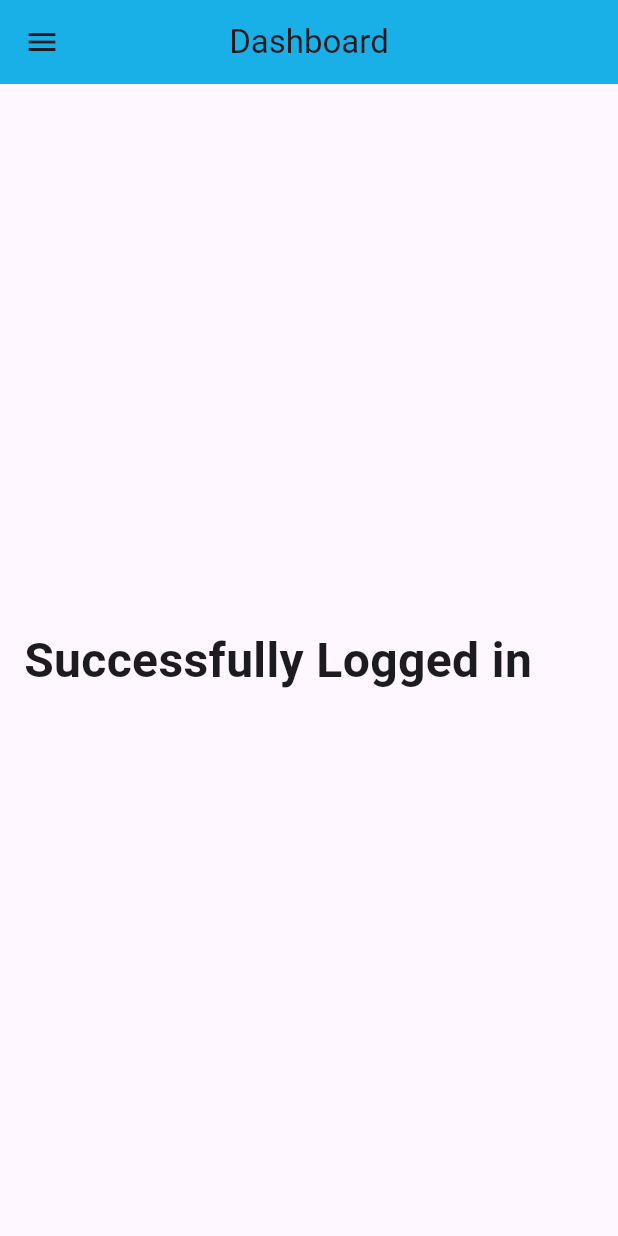
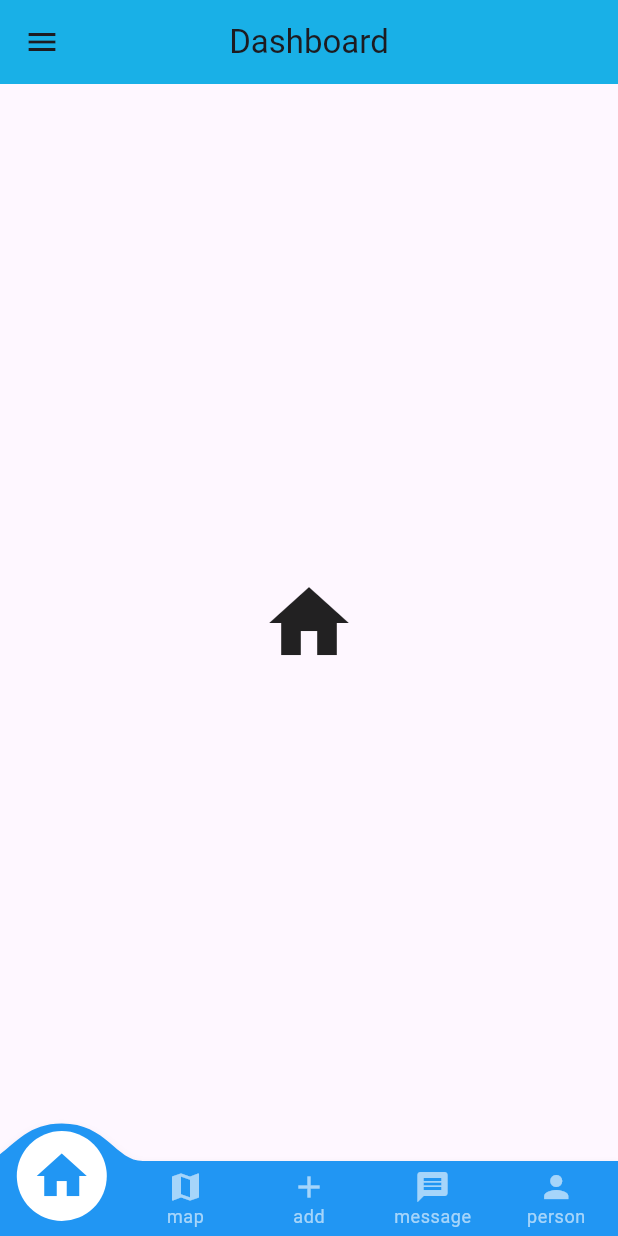
Before and after one commit to grgprarup/stationery_shop, a Flutter app: the HomeScreen screen opened directly with empty values, on a phone screen of 412 x 824 dp. Run offline on Flutter 3.47's test engine with Material 3 defaults, Android fonts, the light colour scheme and no system bars; our stand-ins replace shared_preferences; accounts and stored records are empty.

Commit message:
Implemented convex app bar for home screen

```diff
--- a/lib/src/screens/home_screen.dart
+++ b/lib/src/screens/home_screen.dart
@@ -1,7 +1,17 @@
+import 'package:convex_bottom_bar/convex_bottom_bar.dart';
 import 'package:flutter/material.dart';
 
 import '../services/api_service.dart';
+import '../widgets/application_bar.dart';
 import '../widgets/nav_drawer.dart';
+
+const _kPages = <String, IconData>{
+  'home': Icons.home,
+  'map': Icons.map,
+  'add': Icons.add,
+  'message': Icons.message,
+  'person': Icons.person,
+};
 
 class HomeScreen extends StatefulWidget {
   final ApiService apiService;
@@ -17,42 +27,42 @@ class _HomeScreenState extends State<HomeScreen> {
 
   _HomeScreenState({required this.apiService});
 
+  final TabStyle _tabStyle = TabStyle.reactCircle;
+
   @override
   Widget build(BuildContext context) {
-    return Scaffold(
-      appBar: AppBar(
-        centerTitle: true,
-        backgroundColor: const Color(0xFF19B0E7),
-        title: const Text("Dashboard"),
-        leading: Builder(
-          builder: (BuildContext context) {
-            return IconButton(
-              icon: const Icon(Icons.menu),
-              onPressed: () {
-                Scaffold.of(context).openDrawer();
-              },
-            );
-          },
-        ),
-      ),
-      body: const Padding(
-        padding: EdgeInsets.all(16.0),
+    return DefaultTabController(
+      length: 5,
+      initialIndex: 0,
+      child: Scaffold(
+        appBar: const ApplicationBar(title: 'Dashboard'),
+        drawer: const NavDrawer(),
+        body: Padding(
+          padding: const EdgeInsets.all(16.0),
           child: Column(
             mainAxisAlignment: MainAxisAlignment.center,
             crossAxisAlignment: CrossAxisAlignment.center,
             children: [
-            // TODO: Add dashboard implementation
-            Text(
-              'Successfully Logged in',
-              style: TextStyle(
-                fontSize: 32.0,
-                fontWeight: FontWeight.bold,
+              Expanded(
+                child: TabBarView(
+                  children: [
+                    for (final icon in _kPages.values) Icon(icon, size: 64),
+                  ],
                 ),
               ),
             ],
           ),
         ),
-      drawer: const NavDrawer(),
+        bottomNavigationBar: ConvexAppBar.badge(
+          const <int, dynamic>{3: '99+'},
+          style: _tabStyle,
+          items: <TabItem>[
+            for (final entry in _kPages.entries)
+              TabItem(icon: entry.value, title: entry.key),
+          ],
+          onTap: (int i) => print('click index=$i'),
+        ),
+      ),
     );
   }
 }
--- a/pubspec.yaml
+++ b/pubspec.yaml
@@ -31,6 +31,7 @@ dependencies:
     sdk: flutter
   http: ^0.13.3
   shared_preferences: ^2.2.2
+  convex_bottom_bar: ^3.2.0
 
 
   # The following adds the Cupertino Icons font to your application.
```
Also changed, not shown: pubspec.lock. Lines whose indentation alone changed are shown as unchanged.
